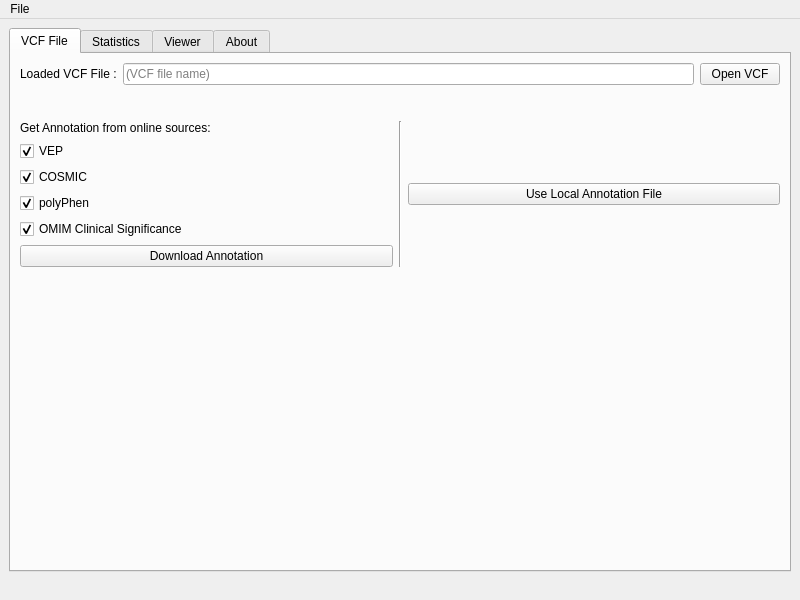
Before: the Qt Designer form MetallaxisGui.ui in seanlaidlaw/Metallaxis, drawn with Qt 5.
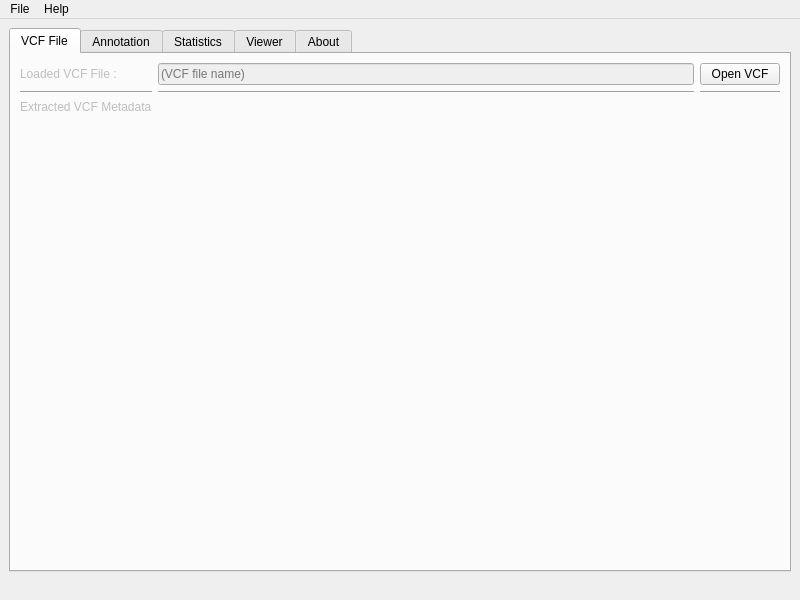
After: the same form once the commit is applied.

Commit message: dynamically generate QtLabels from VCF metadata

```diff
--- a/MetallaxisGui.ui
+++ b/MetallaxisGui.ui
@@ -1,7 +1,7 @@
 <?xml version="1.0" encoding="UTF-8"?>
 <ui version="4.0">
- <class>MainWindow</class>
- <widget class="QMainWindow" name="MainWindow">
+ <class>Metallaxis</class>
+ <widget class="QMainWindow" name="Metallaxis">
   <property name="geometry">
    <rect>
     <x>0</x>
@@ -52,16 +52,29 @@
         <item>
          <layout class="QVBoxLayout" name="verticalLayout_4">
           <item>
-           <layout class="QHBoxLayout" name="horizontalLayout">
-            <item>
-             <widget class="QLabel" name="label_3">
-              <property name="text">
-               <string>Loaded VCF File :</string>
+           <layout class="QGridLayout" name="gridLayout_2">
+            <item row="5" column="0">
+             <layout class="QVBoxLayout" name="dynamic_metadata_label_tags"/>
+            </item>
+            <item row="3" column="0">
+             <widget class="Line" name="line_3">
+              <property name="orientation">
+               <enum>Qt::Horizontal</enum>
               </property>
              </widget>
             </item>
-            <item>
+            <item row="3" column="1">
+             <widget class="Line" name="line_4">
+              <property name="orientation">
+               <enum>Qt::Horizontal</enum>
+              </property>
+             </widget>
+            </item>
+            <item row="1" column="1">
              <widget class="QLineEdit" name="loaded_vcf_lineedit">
+              <property name="enabled">
+               <bool>false</bool>
+              </property>
               <property name="autoFillBackground">
                <bool>false</bool>
               </property>
@@ -76,44 +89,108 @@
               </property>
              </widget>
             </item>
-            <item>
+            <item row="1" column="0">
+             <widget class="QLabel" name="loaded_vcf_label">
+              <property name="enabled">
+               <bool>false</bool>
+              </property>
+              <property name="text">
+               <string>Loaded VCF File :</string>
+              </property>
+             </widget>
+            </item>
+            <item row="1" column="2">
              <widget class="QPushButton" name="open_vcf_button">
               <property name="text">
                <string>Open VCF</string>
               </property>
              </widget>
             </item>
+            <item row="5" column="1">
+             <layout class="QVBoxLayout" name="dynamic_metadata_label_results"/>
+            </item>
+            <item row="3" column="2">
+             <widget class="Line" name="line_6">
+              <property name="orientation">
+               <enum>Qt::Horizontal</enum>
+              </property>
+             </widget>
+            </item>
+            <item row="4" column="0">
+             <widget class="QLabel" name="metadata_area_label">
+              <property name="enabled">
+               <bool>false</bool>
+              </property>
+              <property name="text">
+               <string>Extracted VCF Metadata</string>
+              </property>
+             </widget>
+            </item>
            </layout>
           </item>
           <item>
-           <spacer name="verticalSpacer">
+           <spacer name="verticalSpacer_2">
             <property name="orientation">
              <enum>Qt::Vertical</enum>
             </property>
-            <property name="sizeType">
-             <enum>QSizePolicy::Maximum</enum>
+            <property name="sizeHint" stdset="0">
+             <size>
+              <width>20</width>
+              <height>40</height>
+             </size>
             </property>
+           </spacer>
+          </item>
+         </layout>
+        </item>
+       </layout>
+      </widget>
+      <widget class="QWidget" name="tab">
+       <attribute name="title">
+        <string>Annotation</string>
+       </attribute>
+       <widget class="QWidget" name="gridLayoutWidget">
+        <property name="geometry">
+         <rect>
+          <x>10</x>
+          <y>10</y>
+          <width>741</width>
+          <height>491</height>
+         </rect>
+        </property>
+        <layout class="QGridLayout" name="gridLayout_3">
+         <item row="1" column="0">
+          <spacer name="verticalSpacer_4">
+           <property name="orientation">
+            <enum>Qt::Vertical</enum>
+           </property>
             <property name="sizeHint" stdset="0">
              <size>
               <width>20</width>
-              <height>30</height>
+             <height>40</height>
              </size>
             </property>
            </spacer>
           </item>
+         <item row="0" column="0">
+          <layout class="QHBoxLayout" name="horizontalLayout_6">
           <item>
-           <layout class="QHBoxLayout" name="horizontalLayout_3">
+            <layout class="QVBoxLayout" name="verticalLayout_3">
             <item>
-             <layout class="QVBoxLayout" name="verticalLayout">
-              <item>
-               <widget class="QLabel" name="label_2">
+              <widget class="QLabel" name="get_annotation_label_2">
+               <property name="enabled">
+                <bool>false</bool>
+               </property>
                 <property name="text">
                  <string>Get Annotation from online sources:</string>
                 </property>
                </widget>
               </item>
               <item>
-               <widget class="QCheckBox" name="vep_dl_checkBox">
+              <widget class="QCheckBox" name="vep_dl_checkBox_2">
+               <property name="enabled">
+                <bool>false</bool>
+               </property>
                 <property name="text">
                  <string>VEP</string>
                 </property>
@@ -126,7 +203,10 @@
                </widget>
               </item>
               <item>
-               <widget class="QCheckBox" name="cosmic_dl_checkBox">
+              <widget class="QCheckBox" name="cosmic_dl_checkBox_2">
+               <property name="enabled">
+                <bool>false</bool>
+               </property>
                 <property name="text">
                  <string>COSMIC</string>
                 </property>
@@ -136,7 +216,10 @@
                </widget>
               </item>
               <item>
-               <widget class="QCheckBox" name="polyphen_dl_checkBox">
+              <widget class="QCheckBox" name="polyphen_dl_checkBox_2">
+               <property name="enabled">
+                <bool>false</bool>
+               </property>
                 <property name="text">
                  <string>polyPhen</string>
                 </property>
@@ -146,7 +229,10 @@
                </widget>
               </item>
               <item>
-               <widget class="QCheckBox" name="OMIM_dl_checkBox">
+              <widget class="QCheckBox" name="OMIM_dl_checkBox_2">
+               <property name="enabled">
+                <bool>false</bool>
+               </property>
                 <property name="text">
                  <string>OMIM Clinical Significance</string>
                 </property>
@@ -156,9 +242,9 @@
                </widget>
               </item>
               <item>
-               <widget class="QPushButton" name="download_annotation_button">
+              <widget class="QPushButton" name="download_annotation_button_2">
                 <property name="enabled">
-                 <bool>true</bool>
+                <bool>false</bool>
                 </property>
                 <property name="text">
                  <string>Download Annotation</string>
@@ -168,14 +254,17 @@
              </layout>
             </item>
             <item>
-             <widget class="Line" name="line">
+            <widget class="Line" name="line_5">
               <property name="orientation">
                <enum>Qt::Vertical</enum>
               </property>
              </widget>
             </item>
             <item>
-             <widget class="QPushButton" name="use_local_annotation_button">
+            <widget class="QPushButton" name="use_local_annotation_button_2">
+             <property name="enabled">
+              <bool>false</bool>
+             </property>
               <property name="text">
                <string>Use Local Annotation File</string>
               </property>
@@ -195,22 +284,8 @@
             </item>
            </layout>
           </item>
-          <item>
-           <spacer name="verticalSpacer_2">
-            <property name="orientation">
-             <enum>Qt::Vertical</enum>
-            </property>
-            <property name="sizeHint" stdset="0">
-             <size>
-              <width>20</width>
-              <height>40</height>
-             </size>
-            </property>
-           </spacer>
-          </item>
-         </layout>
-        </item>
-       </layout>
+        </layout>
+       </widget>
       </widget>
       <widget class="QWidget" name="statistics_tab">
        <property name="enabled">
@@ -306,13 +381,21 @@
     <addaction name="actionAbout_Metallaxis"/>
     <addaction name="separator"/>
     <addaction name="actionOpen_VCF"/>
-    <addaction name="actionOpen_h5"/>
     <addaction name="separator"/>
     <addaction name="actionExport_Report"/>
     <addaction name="separator"/>
     <addaction name="actionQuit"/>
    </widget>
+   <widget class="QMenu" name="menuHelp">
+    <property name="title">
+     <string>Help</string>
+    </property>
+    <addaction name="actionMetallaxis_Documentation"/>
+    <addaction name="separator"/>
+    <addaction name="actionGithub_Page"/>
+   </widget>
    <addaction name="menuFile"/>
+   <addaction name="menuHelp"/>
   </widget>
   <widget class="QStatusBar" name="statusbar">
    <property name="sizeGripEnabled">
@@ -344,6 +427,16 @@
     <string>Export Report</string>
    </property>
   </action>
+  <action name="actionMetallaxis_Documentation">
+   <property name="text">
+    <string>Metallaxis Documentation</string>
+   </property>
+  </action>
+  <action name="actionGithub_Page">
+   <property name="text">
+    <string>Github Page</string>
+   </property>
+  </action>
  </widget>
  <resources/>
  <connections/>
```
Lines whose indentation alone changed are shown as unchanged. The commit also changes 1 other file.
